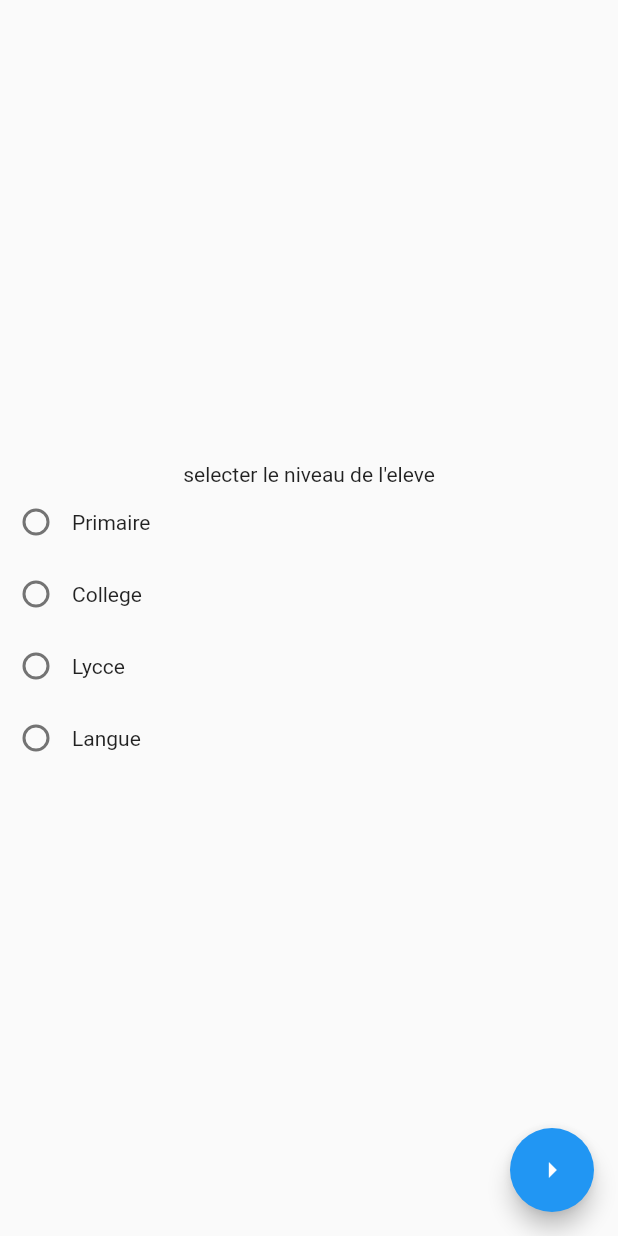
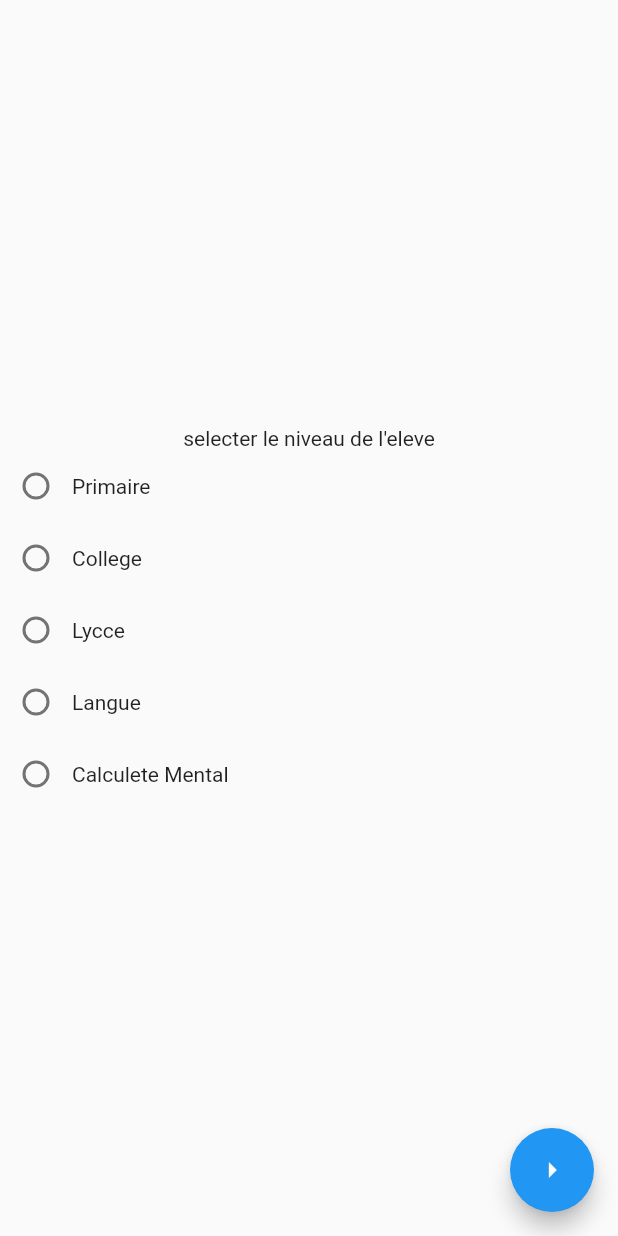
Before and after one commit to salah137/eleves_app, a Flutter app: the SelectEleve screen opened directly with empty values, on a phone screen of 412 x 824 dp. Run offline on Flutter 3.47's test engine with Material 2 defaults, Android fonts, the phone set to English and light mode, and no system bars; our stand-ins replace bloc, conditional_builder, flutter_bloc, splashscreen, sqflite; accounts and stored records are empty.

Commit message:
Initial commit

```diff
--- a/main/lib/screens/SelectEleveClass.dart
+++ b/main/lib/screens/SelectEleveClass.dart
@@ -1,5 +1,3 @@
-import 'dart:math';
-
 import 'package:flutter/material.dart';
 import 'package:main/screens/SelectLevel.dart';
 import 'package:main/screens/SelectMatiere.dart';
@@ -88,6 +86,22 @@ class SelectEleveState extends State<SelectEleve> {
               ),
               Text("Langue"),
             ],
+          ),
+          Row(
+            children: [
+              Radio(
+                  value: "Calculete Mental",
+                  groupValue: _radioval,
+                  onChanged: (v) {
+                    setState(() {
+                      _radioval = v;
+                    });
+                  }),
+              SizedBox(
+                height: 5,
+              ),
+              Text("Calculete Mental"),
+            ],
           )
         ],
       ),
@@ -99,7 +113,9 @@ class SelectEleveState extends State<SelectEleve> {
                   ? SeletCollegePrtimair(name: name)
                   : _radioval == "Lycce"
                       ? SeletLevelLycce(name: name)
-                      : SeletLevelLangs(name: name);
+                      : _radioval == "Calculete Mental"
+                          ? SeletCalclLangs(name: name)
+                          : SeletLevelLangs(name: name);
           Navigator.of(context).push(
             MaterialPageRoute(builder: (ctx) => toNavigate),
           );
```
Also changed, not shown: main/lib/screens/SelectLevel.dart (+64 -0 lines), main/lib/shared/cubit/AppCubit.dart (+9 -5 lines).
